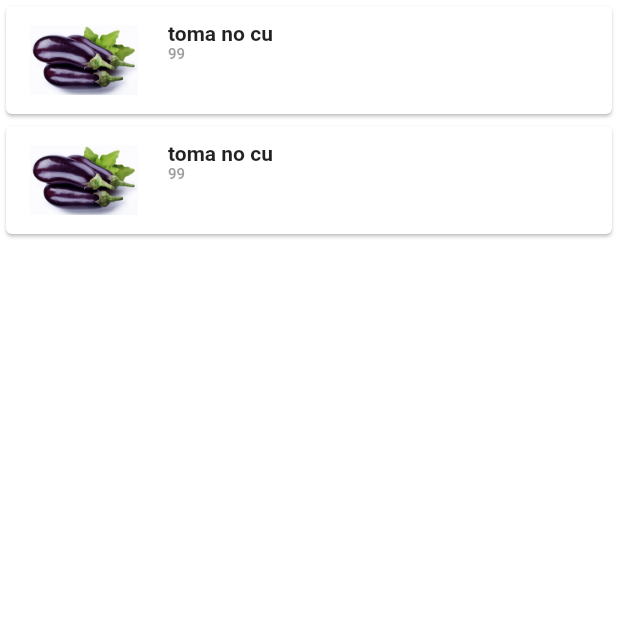
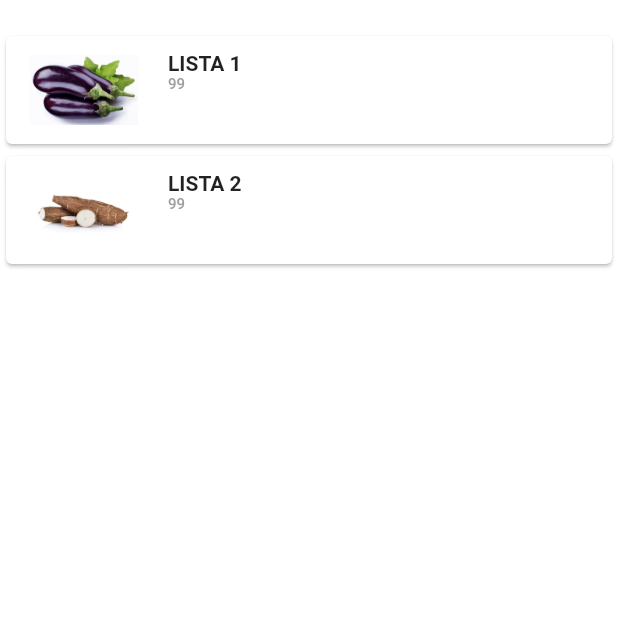
Before and after one commit to triMKT/easymktf, a Flutter app: the MyLists screen opened directly, on a phone screen of 412 x 824 dp, the top half of it. Run offline on Flutter 3.47's test engine with Material 2 defaults, Android fonts, the phone set to English and light mode, and no system bars; Roboto replaces fonts that are missing (Nunito).

Commit message:
falta muita coisa

```diff
--- a/lib/Class/Product.dart
+++ b/lib/Class/Product.dart
@@ -5,4 +5,5 @@ class Product {
   final String img;
 
   const Product({this.id, this.name, this.price, this.img});
+
 }
--- a/lib/Class/ShoppingList.dart
+++ b/lib/Class/ShoppingList.dart
@@ -1,18 +1,35 @@
 import 'package:easymktf/Class/Product.dart';
-class ProductDao {
+class ShoppingList {
 
   final String id;
   final String name;
   final String totalPrice;
   final String img;
-  static final List<Product> products;
 
-  const ProductDao({this.id, this.name, this.totalPrice,this.img});
+  const ShoppingList({this.id, this.name, this.totalPrice,this.img});
 
+  static final  List<Product> products= [
+    const Product(
+      id: "1",
+      name: "Beringela",
+      price: "99",
+      img: "assets/berinjela.jpg",
+    ),
+    const Product(
+      id: "2",
+      name: "mandioca",
+      price: "99",
+      img: "assets/mandioca.jpg",
+    ),
+    const Product(
+      id: "3",
+      name: "Beringela",
+      price: "99",
+      img: "assets/berinjela.jpg",
+    ),
+  ];
 
   static Product getProductById(id) {
     return products.where((p)=> p.id == id).first;
   }
-
-
 }
--- a/lib/Class/User.dart
+++ b/lib/Class/User.dart
@@ -10,26 +10,39 @@ class User {
   final String password;
   final String address;
 
-
   const User({this.id, this.name, this.email, this.img, this.address, this.password});
 
-  static final List<ProductDao> lists = [
-    const ProductDao(
-      id: "1",
-      name: "toma no cu",
+  static final List<ShoppingList> lists = [
+    const ShoppingList(
+        id: "1",
+        name: "LISTA 1",
+        totalPrice: "99",
+        img: "assets/berinjela.jpg",
+    ),
+    const ShoppingList(
+      id: "2",
+      name: "LISTA 2",
       totalPrice: "99",
-      img: "assets/berinjela.jpg"
-    ),
-    const ProductDao(
-      id: "2",
-      name: "toma no cu",
-      totalPrice: "99",
-      img: "assets/berinjela.jpg",
+      img: "assets/mandioca.jpg",
     ),
   ];
 
+//  List<Product> productos = [
+//    const Product(
+//      id: "1",
+//      name: "Beringela",
+//      price: "99",
+//      img: "assets/berinjela.jpg",
+//    ),
+//    const Product(
+//      id: "1",
+//      name: "Beringela",
+//      price: "99",
+//      img: "assets/berinjela.jpg",
+//    ),
+//  ];
 
-  static ProductDao getListById(id) {
+  static ShoppingList getListById(id) {
     return lists.where((p)=> p.id == id).first;
 //    return products.
 //        .where((p) => p.id == id)
--- a/lib/Pages/MyListProduct/listList.dart
+++ b/lib/Pages/MyListProduct/listList.dart
@@ -12,6 +12,7 @@ class listListState extends State<listList> {
   @override
   Widget build(BuildContext context) {
     return new Container(
+        padding: new EdgeInsets.only(top: 20.0),
         child : ListView.builder(
           itemCount: User.lists.length,
 //            ProductDao.products.length,
--- a/lib/Pages/MyListProduct/listRow.dart
+++ b/lib/Pages/MyListProduct/listRow.dart
@@ -4,7 +4,7 @@ import 'package:easymktf/Class/ShoppingList.dart';
 
 class ListRow extends StatelessWidget{
 
-  final ProductDao list;
+  final ShoppingList list;
 
   ListRow(this.list);
 
@@ -37,7 +37,7 @@ class ListRow extends StatelessWidget{
   _navigateTo(context, String id) {
     var route = new MaterialPageRoute(
       builder: (BuildContext context) =>
-      new ProductListPage(),
+      new ProductListPage(list.id),
     );
     Navigator.of(context).push(route);
   }
--- a/lib/Pages/MyListProduct/myListsWidget.dart
+++ b/lib/Pages/MyListProduct/myListsWidget.dart
@@ -7,6 +7,8 @@ class MyLists extends StatefulWidget{
 
 
 class MyListsState extends State<MyLists> {
+
+
   @override
   Widget build(BuildContext context) {
     return new  Scaffold(
--- a/lib/main.dart
+++ b/lib/main.dart
@@ -13,11 +13,9 @@
 //  }
 //}
 
-
 import 'package:flutter/material.dart';
 import 'login_page.dart';
 import 'home_widget.dart';
-import 'home_page.dart';
 import 'package:easymktf/Pages/MyListProduct/ProductList/ProductListPage.dart';
 
 void main() => runApp(MyApp());
@@ -26,8 +24,7 @@ class MyApp extends StatelessWidget {
   final routes = <String, WidgetBuilder>{
     LoginPage.tag: (context) => LoginPage(),
     Home.tag: (context) => Home(),
-    ProductListPage.tag: (context) => ProductListPage(),
-//    HomePage.tag: (context) => HomePage(),
+    ProductListPage.tag: (context) => ProductListPage(''),
   };
 
   @override
```
Also changed, not shown: lib/Pages/MyListProduct/ProductDetail/ProductDetailBody.dart (+2 -10 lines), lib/Pages/MyListProduct/ProductDetail/ProductDetailPage.dart (+1 -51 lines), lib/Pages/MyListProduct/ProductList/ProductList.dart (+4 -3 lines), lib/Pages/MyListProduct/ProductList/ProductListPage.dart (+9 -0 lines), lib/home_widget.dart (+16 -5 lines).
